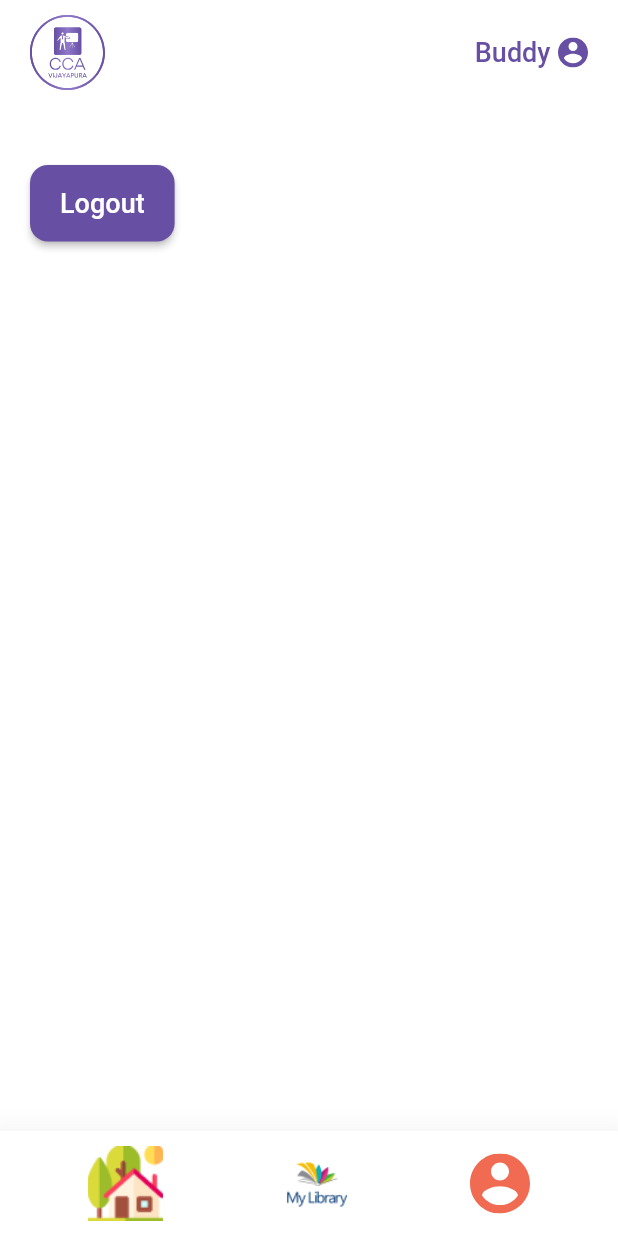
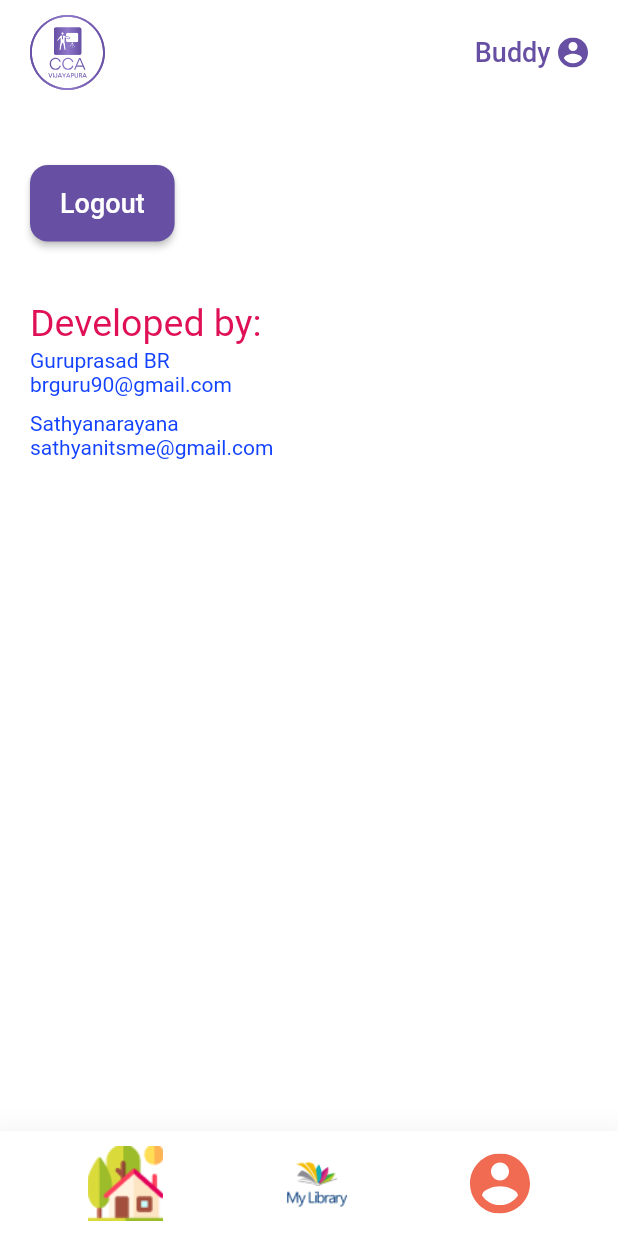
Before and after one commit to brguru90/cca_frontend, a Flutter app: the AccountScreen screen opened by its route, on a phone screen of 412 x 824 dp. Run offline on Flutter 3.47's test engine with Material 2 defaults, Android fonts, the phone set to English and light mode, and no system bars; our stand-ins replace carousel_slider, device_info_plus, firebase_auth, firebase_core, flutter_secure_storage, flutter_svg and 6 more; missing offline and left inert: encrypt, flutter_facebook_auth, flutter_pdfview, flutter_screen_wake, flutter_windowmanager, google_api_availability and 2 more; accounts and stored records are empty.

```diff
--- a/lib/screens/account/widget.dart
+++ b/lib/screens/account/widget.dart
@@ -38,7 +38,9 @@ class _AccountScreenState extends State<AccountScreen> {
               const SizedBox(height: 10),
               Expanded(
                 child: SingleChildScrollView(
-                  child: Column(children: [
+                  child: Column(
+                      crossAxisAlignment: CrossAxisAlignment.start,
+                      children: [
                         const SizedBox(height: 40),
                         ElevatedButton(
                           onPressed: () => logout(context),
@@ -49,10 +51,11 @@ class _AccountScreenState extends State<AccountScreen> {
                                 vertical: 15,
                               ),
                             ),
-                        backgroundColor: const MaterialStatePropertyAll<Color>(
+                            backgroundColor:
+                                const MaterialStatePropertyAll<Color>(
                                     Color(0xFF6750A3)),
-                        shape:
-                            MaterialStateProperty.all<RoundedRectangleBorder>(
+                            shape: MaterialStateProperty.all<
+                                RoundedRectangleBorder>(
                               RoundedRectangleBorder(
                                 borderRadius: BorderRadius.circular(12.0),
                                 side: const BorderSide(
@@ -75,6 +78,54 @@ class _AccountScreenState extends State<AccountScreen> {
                               ),
                             ],
                           ),
+                        ),
+                        const SizedBox(height: 40),
+                        const Text(
+                          "Developed by:",
+                          style: TextStyle(
+                            color: Color.fromARGB(255, 223, 16, 85),
+                            fontSize: 25,
+                          ),
+                        ),
+                        const SizedBox(height: 2),
+                        Column(
+                          crossAxisAlignment: CrossAxisAlignment.start,
+                          children: const [
+                            Text(
+                              "Guruprasad BR",
+                              style: TextStyle(
+                                color: Color.fromARGB(255, 20, 67, 255),
+                                fontSize: 14,
+                              ),
+                            ),
+                            Text(
+                              "brguru90@gmail.com",
+                              style: TextStyle(
+                                color: Color.fromARGB(255, 20, 67, 255),
+                                fontSize: 14,
+                              ),
+                            ),
+                          ],
+                        ),
+                        const SizedBox(height: 10),
+                        Column(
+                          crossAxisAlignment: CrossAxisAlignment.start,
+                          children: const [
+                            Text(
+                              "Sathyanarayana",
+                              style: TextStyle(
+                                color: Color.fromARGB(255, 20, 67, 255),
+                                fontSize: 14,
+                              ),
+                            ),
+                            Text(
+                              "sathyanitsme@gmail.com",
+                              style: TextStyle(
+                                color: Color.fromARGB(255, 20, 67, 255),
+                                fontSize: 14,
+                              ),
+                            ),
+                          ],
                         )
                       ]),
                 ),
--- a/lib/screens/landing/widget.dart
+++ b/lib/screens/landing/widget.dart
@@ -1,6 +1,9 @@
+import 'dart:convert';
+
 import 'package:cca_vijayapura/screens/landing/body.dart';
 import 'package:cca_vijayapura/screens/landing/header.dart';
 import 'package:cca_vijayapura/services/http_request.dart';
+import 'package:cca_vijayapura/sharedState/state.dart';
 import 'package:flutter/material.dart';
 
 class LandingScreen extends StatefulWidget {
@@ -18,10 +21,12 @@ class _LandingScreenState extends State<LandingScreen> {
     });
     exeFetch(
       uri: "/api/login_status/",
-    )
-        .then((value) => Navigator.pushNamedAndRemoveUntil(
-            context, "/home", (Route<dynamic> route) => false))
-        .catchError((e) {
+    ).then((value) {
+      final respBody = jsonDecode(value["body"]);
+      userData.state = respBody?["data"];
+      Navigator.pushNamedAndRemoveUntil(
+          context, "/home", (Route<dynamic> route) => false);
+    }).catchError((e) {
       setState(() {
         isLoading = false;
       });
```
Lines whose indentation alone changed are shown as unchanged.
